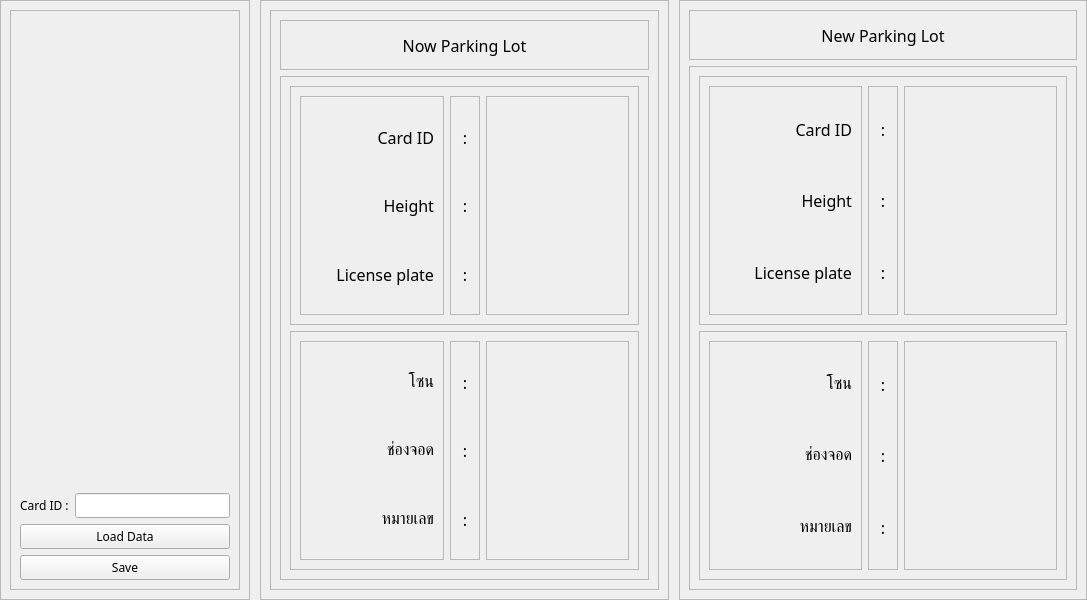
Old version of the form change_bay.ui in the repository phutthakal/automatic-parking-system.
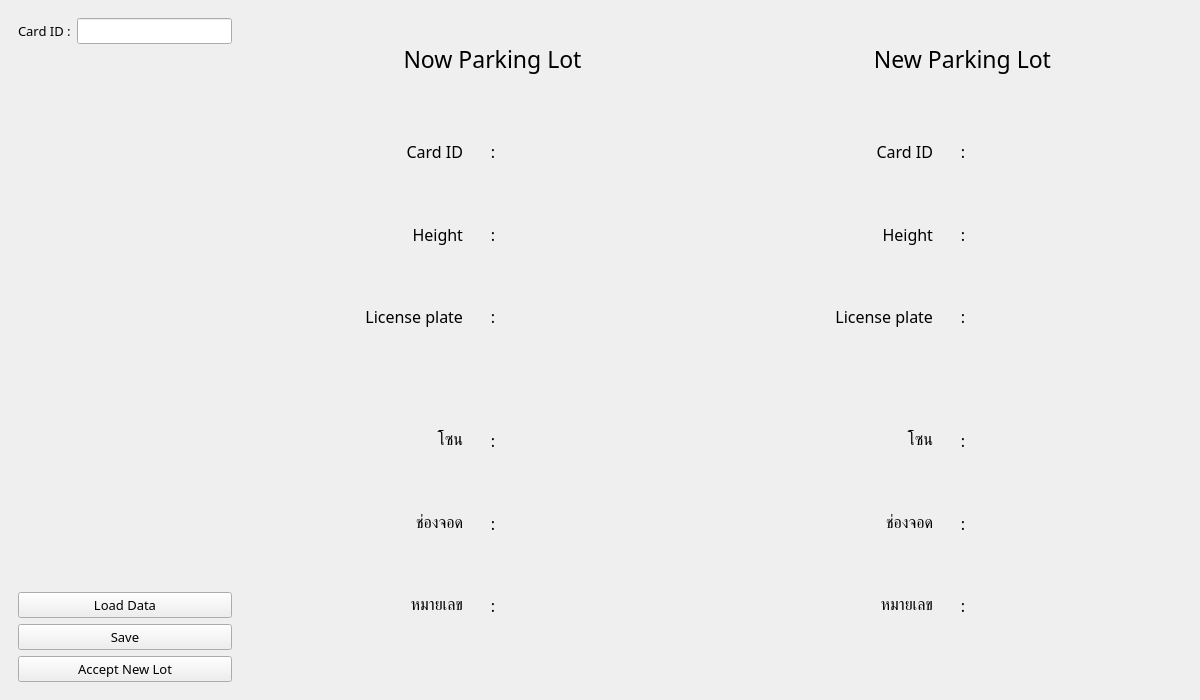
New version of the form.

Patch:
```diff
--- a/change_bay.ui
+++ b/change_bay.ui
@@ -6,8 +6,8 @@
    <rect>
     <x>0</x>
     <y>0</y>
-    <width>1087</width>
-    <height>600</height>
+    <width>1200</width>
+    <height>700</height>
    </rect>
   </property>
   <property name="windowTitle">
@@ -63,7 +63,7 @@
           </size>
          </property>
          <property name="frameShape">
-          <enum>QFrame::StyledPanel</enum>
+          <enum>QFrame::NoFrame</enum>
          </property>
          <property name="frameShadow">
           <enum>QFrame::Raised</enum>
@@ -72,12 +72,39 @@
           <item>
            <widget class="QFrame" name="frame_4">
             <property name="frameShape">
-             <enum>QFrame::StyledPanel</enum>
+             <enum>QFrame::NoFrame</enum>
             </property>
             <property name="frameShadow">
              <enum>QFrame::Raised</enum>
             </property>
             <layout class="QVBoxLayout" name="verticalLayout_2">
+             <item>
+              <layout class="QHBoxLayout" name="horizontalLayout_2">
+               <item>
+                <widget class="QLabel" name="label">
+                 <property name="font">
+                  <font>
+                   <family>Mitr SemiBold</family>
+                   <pointsize>10</pointsize>
+                  </font>
+                 </property>
+                 <property name="text">
+                  <string>Card ID :</string>
+                 </property>
+                </widget>
+               </item>
+               <item>
+                <widget class="QLineEdit" name="lineEdit">
+                 <property name="font">
+                  <font>
+                   <family>Mitr SemiBold</family>
+                   <pointsize>10</pointsize>
+                  </font>
+                 </property>
+                </widget>
+               </item>
+              </layout>
+             </item>
              <item>
               <spacer name="verticalSpacer">
                <property name="orientation">
@@ -92,35 +119,24 @@
               </spacer>
              </item>
              <item>
-              <layout class="QHBoxLayout" name="horizontalLayout_2">
-               <item>
-                <widget class="QLabel" name="label">
+              <widget class="QLabel" name="status_check_label">
                  <property name="font">
                   <font>
                    <family>Mitr SemiBold</family>
+                 <pointsize>10</pointsize>
                   </font>
                  </property>
                  <property name="text">
-                  <string>Card ID :</string>
+                <string/>
                  </property>
                 </widget>
                </item>
                <item>
-                <widget class="QLineEdit" name="lineEdit">
+              <widget class="QPushButton" name="load_db_btn">
                  <property name="font">
                   <font>
                    <family>Mitr SemiBold</family>
-                  </font>
-                 </property>
-                </widget>
-               </item>
-              </layout>
-             </item>
-             <item>
-              <widget class="QPushButton" name="pushButton">
-               <property name="font">
-                <font>
-                 <family>Mitr SemiBold</family>
+                 <pointsize>10</pointsize>
                 </font>
                </property>
                <property name="text">
@@ -129,10 +145,11 @@
               </widget>
              </item>
              <item>
-              <widget class="QPushButton" name="pushButton_2">
+              <widget class="QPushButton" name="save_db_btn">
                <property name="font">
                 <font>
                  <family>Mitr SemiBold</family>
+                 <pointsize>10</pointsize>
                 </font>
                </property>
                <property name="text">
@@ -140,6 +157,19 @@
                </property>
               </widget>
              </item>
+             <item>
+              <widget class="QPushButton" name="accept_new_btn">
+               <property name="font">
+                <font>
+                 <family>Mitr SemiBold</family>
+                 <pointsize>10</pointsize>
+                </font>
+               </property>
+               <property name="text">
+                <string>Accept New Lot</string>
+               </property>
+              </widget>
+             </item>
             </layout>
            </widget>
           </item>
@@ -149,16 +179,31 @@
        <item>
         <widget class="QFrame" name="now_frame">
          <property name="frameShape">
-          <enum>QFrame::StyledPanel</enum>
+          <enum>QFrame::NoFrame</enum>
          </property>
          <property name="frameShadow">
           <enum>QFrame::Raised</enum>
          </property>
          <layout class="QVBoxLayout" name="verticalLayout_4">
+          <property name="spacing">
+           <number>8</number>
+          </property>
+          <property name="leftMargin">
+           <number>10</number>
+          </property>
+          <property name="topMargin">
+           <number>20</number>
+          </property>
+          <property name="rightMargin">
+           <number>10</number>
+          </property>
+          <property name="bottomMargin">
+           <number>20</number>
+          </property>
           <item>
            <widget class="QFrame" name="content_now_frame">
             <property name="frameShape">
-             <enum>QFrame::StyledPanel</enum>
+             <enum>QFrame::NoFrame</enum>
             </property>
             <property name="frameShadow">
              <enum>QFrame::Raised</enum>
@@ -169,11 +214,11 @@
                <property name="maximumSize">
                 <size>
                  <width>16777215</width>
-                 <height>50</height>
+                 <height>60</height>
                 </size>
                </property>
                <property name="frameShape">
-                <enum>QFrame::StyledPanel</enum>
+                <enum>QFrame::NoFrame</enum>
                </property>
                <property name="frameShadow">
                 <enum>QFrame::Raised</enum>
@@ -184,7 +229,7 @@
                   <property name="font">
                    <font>
                     <family>Mitr SemiBold</family>
-                    <pointsize>12</pointsize>
+                    <pointsize>17</pointsize>
                    </font>
                   </property>
                   <property name="text">
@@ -201,25 +246,31 @@
              <item>
               <widget class="QFrame" name="frame_7">
                <property name="frameShape">
-                <enum>QFrame::StyledPanel</enum>
+                <enum>QFrame::NoFrame</enum>
                </property>
                <property name="frameShadow">
                 <enum>QFrame::Raised</enum>
                </property>
                <layout class="QVBoxLayout" name="verticalLayout_3">
+                <property name="spacing">
+                 <number>20</number>
+                </property>
                 <item>
                  <widget class="QFrame" name="frame_9">
                   <property name="frameShape">
-                   <enum>QFrame::StyledPanel</enum>
+                   <enum>QFrame::NoFrame</enum>
                   </property>
                   <property name="frameShadow">
                    <enum>QFrame::Raised</enum>
                   </property>
                   <layout class="QHBoxLayout" name="horizontalLayout_5">
+                   <property name="topMargin">
+                    <number>0</number>
+                   </property>
                    <item>
                     <widget class="QFrame" name="frame_11">
                      <property name="frameShape">
-                      <enum>QFrame::StyledPanel</enum>
+                      <enum>QFrame::NoFrame</enum>
                      </property>
                      <property name="frameShadow">
                       <enum>QFrame::Raised</enum>
@@ -285,7 +336,7 @@
                       </size>
                      </property>
                      <property name="frameShape">
-                      <enum>QFrame::StyledPanel</enum>
+                      <enum>QFrame::NoFrame</enum>
                      </property>
                      <property name="frameShadow">
                       <enum>QFrame::Raised</enum>
@@ -345,7 +396,7 @@
                    <item>
                     <widget class="QFrame" name="frame_13">
                      <property name="frameShape">
-                      <enum>QFrame::StyledPanel</enum>
+                      <enum>QFrame::NoFrame</enum>
                      </property>
                      <property name="frameShadow">
                       <enum>QFrame::Raised</enum>
@@ -408,16 +459,19 @@
                 <item>
                  <widget class="QFrame" name="frame_10">
                   <property name="frameShape">
-                   <enum>QFrame::StyledPanel</enum>
+                   <enum>QFrame::NoFrame</enum>
                   </property>
                   <property name="frameShadow">
                    <enum>QFrame::Raised</enum>
                   </property>
                   <layout class="QHBoxLayout" name="horizontalLayout_7">
+                   <property name="topMargin">
+                    <number>0</number>
+                   </property>
                    <item>
                     <widget class="QFrame" name="frame_14">
                      <property name="frameShape">
-                      <enum>QFrame::StyledPanel</enum>
+                      <enum>QFrame::NoFrame</enum>
                      </property>
                      <property name="frameShadow">
                       <enum>QFrame::Raised</enum>
@@ -483,7 +537,7 @@
                       </size>
                      </property>
                      <property name="frameShape">
-                      <enum>QFrame::StyledPanel</enum>
+                      <enum>QFrame::NoFrame</enum>
                      </property>
                      <property name="frameShadow">
                       <enum>QFrame::Raised</enum>
@@ -543,7 +597,7 @@
                    <item>
                     <widget class="QFrame" name="frame_21">
                      <property name="frameShape">
-                      <enum>QFrame::StyledPanel</enum>
+                      <enum>QFrame::NoFrame</enum>
                      </property>
                      <property name="frameShadow">
                       <enum>QFrame::Raised</enum>
@@ -606,22 +660,43 @@
        <item>
         <widget class="QFrame" name="new_frame">
          <property name="frameShape">
-          <enum>QFrame::StyledPanel</enum>
+          <enum>QFrame::NoFrame</enum>
          </property>
          <property name="frameShadow">
           <enum>QFrame::Raised</enum>
          </property>
          <layout class="QVBoxLayout" name="verticalLayout_8">
+          <property name="leftMargin">
+           <number>10</number>
+          </property>
+          <property name="topMargin">
+           <number>20</number>
+          </property>
+          <property name="rightMargin">
+           <number>20</number>
+          </property>
+          <property name="bottomMargin">
+           <number>20</number>
+          </property>
+          <item>
+           <widget class="QFrame" name="content_new_frame">
+            <property name="frameShape">
+             <enum>QFrame::NoFrame</enum>
+            </property>
+            <property name="frameShadow">
+             <enum>QFrame::Raised</enum>
+            </property>
+            <layout class="QVBoxLayout" name="verticalLayout_20">
           <item>
            <widget class="QFrame" name="frame_6">
             <property name="maximumSize">
              <size>
               <width>16777215</width>
-              <height>50</height>
+                 <height>60</height>
              </size>
             </property>
             <property name="frameShape">
-             <enum>QFrame::StyledPanel</enum>
+                <enum>QFrame::NoFrame</enum>
             </property>
             <property name="frameShadow">
              <enum>QFrame::Raised</enum>
@@ -632,7 +707,7 @@
                <property name="font">
                 <font>
                  <family>Mitr SemiBold</family>
-                 <pointsize>12</pointsize>
+                    <pointsize>17</pointsize>
                 </font>
                </property>
                <property name="text">
@@ -649,25 +724,31 @@
           <item>
            <widget class="QFrame" name="frame_8">
             <property name="frameShape">
-             <enum>QFrame::StyledPanel</enum>
+                <enum>QFrame::NoFrame</enum>
             </property>
             <property name="frameShadow">
              <enum>QFrame::Raised</enum>
             </property>
             <layout class="QVBoxLayout" name="verticalLayout_18">
+                <property name="spacing">
+                 <number>20</number>
+                </property>
              <item>
               <widget class="QFrame" name="frame_15">
                <property name="frameShape">
-                <enum>QFrame::StyledPanel</enum>
+                   <enum>QFrame::NoFrame</enum>
                </property>
                <property name="frameShadow">
                 <enum>QFrame::Raised</enum>
                </property>
                <layout class="QHBoxLayout" name="horizontalLayout_6">
+                   <property name="topMargin">
+                    <number>0</number>
+                   </property>
                 <item>
                  <widget class="QFrame" name="frame_19">
                   <property name="frameShape">
-                   <enum>QFrame::StyledPanel</enum>
+                      <enum>QFrame::NoFrame</enum>
                   </property>
                   <property name="frameShadow">
                    <enum>QFrame::Raised</enum>
@@ -733,7 +814,7 @@
                    </size>
                   </property>
                   <property name="frameShape">
-                   <enum>QFrame::StyledPanel</enum>
+                      <enum>QFrame::NoFrame</enum>
                   </property>
                   <property name="frameShadow">
                    <enum>QFrame::Raised</enum>
@@ -793,7 +874,7 @@
                 <item>
                  <widget class="QFrame" name="frame_17">
                   <property name="frameShape">
-                   <enum>QFrame::StyledPanel</enum>
+                      <enum>QFrame::NoFrame</enum>
                   </property>
                   <property name="frameShadow">
                    <enum>QFrame::Raised</enum>
@@ -856,16 +937,19 @@
              <item>
               <widget class="QFrame" name="frame_16">
                <property name="frameShape">
-                <enum>QFrame::StyledPanel</enum>
+                   <enum>QFrame::NoFrame</enum>
                </property>
                <property name="frameShadow">
                 <enum>QFrame::Raised</enum>
                </property>
                <layout class="QHBoxLayout" name="horizontalLayout_8">
+                   <property name="topMargin">
+                    <number>0</number>
+                   </property>
                 <item>
                  <widget class="QFrame" name="frame_24">
                   <property name="frameShape">
-                   <enum>QFrame::StyledPanel</enum>
+                      <enum>QFrame::NoFrame</enum>
                   </property>
                   <property name="frameShadow">
                    <enum>QFrame::Raised</enum>
@@ -931,7 +1015,7 @@
                    </size>
                   </property>
                   <property name="frameShape">
-                   <enum>QFrame::StyledPanel</enum>
+                      <enum>QFrame::NoFrame</enum>
                   </property>
                   <property name="frameShadow">
                    <enum>QFrame::Raised</enum>
@@ -991,7 +1075,7 @@
                 <item>
                  <widget class="QFrame" name="frame_22">
                   <property name="frameShape">
-                   <enum>QFrame::StyledPanel</enum>
+                      <enum>QFrame::NoFrame</enum>
                   </property>
                   <property name="frameShadow">
                    <enum>QFrame::Raised</enum>
@@ -1034,6 +1118,9 @@
                      <property name="text">
                       <string/>
                      </property>
+                       </widget>
+                      </item>
+                     </layout>
                     </widget>
                    </item>
                   </layout>
```
Lines whose indentation alone changed are shown as unchanged.
